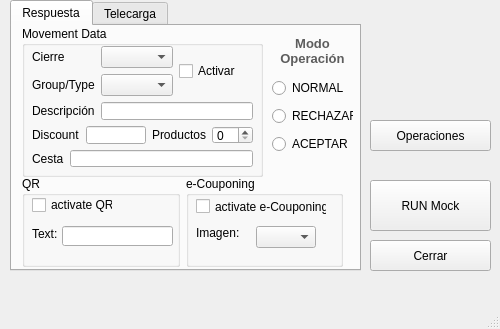
First picture: the form in MainWindow/MainWindow.ui, repository JuaBue/Mock_V2, before the edit.
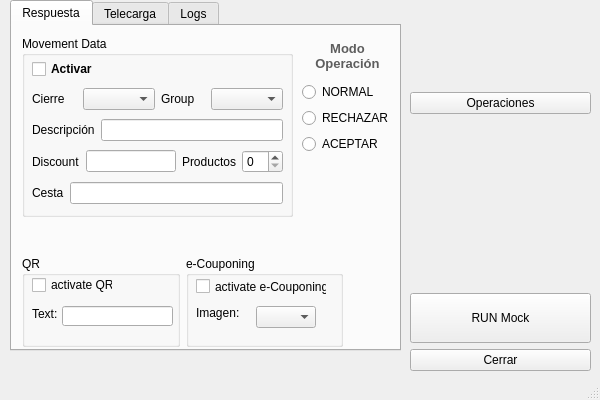
Second picture: the form after the edit. The open tabs and pages were chosen to show the change. Icons and pictures are not drawn.

Commit message: Diferent changes in the GUI and in the operational.

Patch:
```diff
--- a/MainWindow/MainWindow.ui
+++ b/MainWindow/MainWindow.ui
@@ -6,66 +6,21 @@
    <rect>
     <x>0</x>
     <y>0</y>
-    <width>500</width>
-    <height>329</height>
+    <width>600</width>
+    <height>400</height>
    </rect>
   </property>
   <property name="windowTitle">
    <string>Principal</string>
   </property>
   <widget class="QWidget" name="centralwidget">
-   <widget class="QPushButton" name="boton">
-    <property name="geometry">
-     <rect>
-      <x>370</x>
-      <y>180</y>
-      <width>121</width>
-      <height>51</height>
-     </rect>
-    </property>
-    <property name="text">
-     <string>RUN Mock</string>
-    </property>
-   </widget>
-   <widget class="QPushButton" name="cerrar">
-    <property name="geometry">
-     <rect>
-      <x>370</x>
-      <y>240</y>
-      <width>121</width>
-      <height>31</height>
-     </rect>
-    </property>
-    <property name="text">
-     <string>Cerrar</string>
-    </property>
-   </widget>
-   <widget class="QLabel" name="qled">
-    <property name="geometry">
-     <rect>
-      <x>410</x>
-      <y>70</y>
-      <width>31</width>
-      <height>31</height>
-     </rect>
-    </property>
-    <property name="text">
-     <string/>
-    </property>
-    <property name="pixmap">
-     <pixmap>../../../../../../../.designer/backup/icon/led-red-on.png</pixmap>
-    </property>
-    <property name="scaledContents">
-     <bool>true</bool>
-    </property>
-   </widget>
    <widget class="QTabWidget" name="tabWidget">
     <property name="geometry">
      <rect>
       <x>10</x>
       <y>0</y>
-      <width>351</width>
-      <height>271</height>
+      <width>391</width>
+      <height>351</height>
      </rect>
     </property>
     <property name="currentIndex">
@@ -75,153 +30,11 @@
      <attribute name="title">
       <string>Respuesta</string>
      </attribute>
-     <widget class="QGroupBox" name="groupBox_6">
-      <property name="geometry">
-       <rect>
-        <x>10</x>
-        <y>0</y>
-        <width>241</width>
-        <height>151</height>
-       </rect>
-      </property>
-      <property name="title">
-       <string>Movement Data</string>
-      </property>
-      <widget class="QWidget" name="">
-       <property name="geometry">
-        <rect>
-         <x>10</x>
-         <y>20</y>
-         <width>221</width>
-         <height>121</height>
-        </rect>
-       </property>
-       <layout class="QVBoxLayout" name="verticalLayout_4">
-        <item>
-         <layout class="QGridLayout" name="gridLayout_5">
-          <item row="0" column="0">
-           <layout class="QGridLayout" name="gridLayout_3">
-            <item row="0" column="0">
-             <widget class="QLabel" name="label_11">
-              <property name="text">
-               <string>Cierre</string>
-              </property>
-             </widget>
-            </item>
-            <item row="0" column="1">
-             <widget class="QComboBox" name="comboBox2"/>
-            </item>
-            <item row="1" column="0">
-             <widget class="QLabel" name="label_10">
-              <property name="text">
-               <string>Group/Type</string>
-              </property>
-             </widget>
-            </item>
-            <item row="1" column="1">
-             <widget class="QComboBox" name="comboBox"/>
-            </item>
-           </layout>
-          </item>
-          <item row="0" column="1">
-           <widget class="QCheckBox" name="movement">
-            <property name="text">
-             <string>Activar</string>
-            </property>
-           </widget>
-          </item>
-         </layout>
-        </item>
-        <item>
-         <layout class="QVBoxLayout" name="verticalLayout_3">
-          <item>
-           <layout class="QHBoxLayout" name="horizontalLayout_2">
-            <item>
-             <widget class="QLabel" name="label_12">
-              <property name="text">
-               <string>Descripción</string>
-              </property>
-             </widget>
-            </item>
-            <item>
-             <widget class="QLineEdit" name="lineEdit"/>
-            </item>
-           </layout>
-          </item>
-          <item>
-           <layout class="QHBoxLayout" name="horizontalLayout">
-            <item>
-             <widget class="QLabel" name="label_13">
-              <property name="text">
-               <string>Discount</string>
-              </property>
-             </widget>
-            </item>
-            <item>
-             <widget class="QLineEdit" name="discount"/>
-            </item>
-            <item>
-             <widget class="QLabel" name="label_15">
-              <property name="text">
-               <string>Productos</string>
-              </property>
-             </widget>
-            </item>
-            <item>
-             <widget class="QSpinBox" name="products"/>
-            </item>
-           </layout>
-          </item>
-          <item>
-           <layout class="QHBoxLayout" name="horizontalLayout_3">
-            <item>
-             <widget class="QLabel" name="label_14">
-              <property name="text">
-               <string>Cesta</string>
-              </property>
-             </widget>
-            </item>
-            <item>
-             <widget class="QLineEdit" name="cesta"/>
-            </item>
-           </layout>
-          </item>
-         </layout>
-        </item>
-       </layout>
-      </widget>
-     </widget>
-     <widget class="QLabel" name="label">
-      <property name="geometry">
-       <rect>
-        <x>260</x>
-        <y>10</y>
-        <width>81</width>
-        <height>31</height>
-       </rect>
-      </property>
-      <property name="font">
-       <font>
-        <pointsize>10</pointsize>
-        <weight>75</weight>
-        <bold>true</bold>
-       </font>
-      </property>
-      <property name="text">
-       <string>&lt;html&gt;&lt;head/&gt;&lt;body&gt;&lt;p&gt;&lt;span style=&quot; color:#5d5d5d;&quot;&gt;Modo Operación&lt;/span&gt;&lt;/p&gt;&lt;/body&gt;&lt;/html&gt;</string>
-      </property>
-      <property name="alignment">
-       <set>Qt::AlignCenter</set>
-      </property>
-      <property name="wordWrap">
-       <bool>true</bool>
-      </property>
-     </widget>
      <widget class="QWidget" name="layoutWidget">
       <property name="geometry">
        <rect>
         <x>10</x>
-        <y>150</y>
+        <y>230</y>
         <width>321</width>
         <height>91</height>
        </rect>
@@ -315,35 +128,196 @@
        </item>
       </layout>
      </widget>
-     <widget class="QWidget" name="layoutWidget">
+     <widget class="QWidget" name="verticalLayoutWidget_2">
       <property name="geometry">
        <rect>
-        <x>260</x>
-        <y>50</y>
-        <width>81</width>
-        <height>81</height>
+        <x>290</x>
+        <y>10</y>
+        <width>91</width>
+        <height>118</height>
        </rect>
       </property>
-      <layout class="QVBoxLayout" name="verticalLayout_2">
+      <layout class="QVBoxLayout" name="verticalLayout_5">
        <item>
-        <widget class="QRadioButton" name="radioN">
+        <widget class="QLabel" name="label">
+         <property name="font">
+          <font>
+           <pointsize>10</pointsize>
+           <weight>75</weight>
+           <bold>true</bold>
+          </font>
+         </property>
          <property name="text">
-          <string>NORMAL</string>
+          <string>&lt;html&gt;&lt;head/&gt;&lt;body&gt;&lt;p&gt;&lt;span style=&quot; color:#5d5d5d;&quot;&gt;Modo Operación&lt;/span&gt;&lt;/p&gt;&lt;/body&gt;&lt;/html&gt;</string>
          </property>
+         <property name="alignment">
+          <set>Qt::AlignCenter</set>
+         </property>
+         <property name="wordWrap">
+          <bool>true</bool>
+         </property>
         </widget>
        </item>
        <item>
-        <widget class="QRadioButton" name="radioE">
-         <property name="text">
-          <string>RECHAZAR</string>
-         </property>
-        </widget>
+        <layout class="QVBoxLayout" name="verticalLayout_2">
+         <item>
+          <widget class="QRadioButton" name="radioN">
+           <property name="text">
+            <string>NORMAL</string>
+           </property>
+          </widget>
+         </item>
+         <item>
+          <widget class="QRadioButton" name="radioE">
+           <property name="text">
+            <string>RECHAZAR</string>
+           </property>
+          </widget>
+         </item>
+         <item>
+          <widget class="QRadioButton" name="radioA">
+           <property name="text">
+            <string>ACEPTAR</string>
+           </property>
+          </widget>
+         </item>
+        </layout>
        </item>
+      </layout>
+     </widget>
+     <widget class="QWidget" name="horizontalLayoutWidget_4">
+      <property name="geometry">
+       <rect>
+        <x>10</x>
+        <y>10</y>
+        <width>271</width>
+        <height>181</height>
+       </rect>
+      </property>
+      <layout class="QHBoxLayout" name="horizontalLayout_8">
        <item>
-        <widget class="QRadioButton" name="radioA">
-         <property name="text">
-          <string>ACEPTAR</string>
+        <widget class="QGroupBox" name="groupBox_6">
+         <property name="title">
+          <string>Movement Data</string>
          </property>
+         <widget class="QWidget" name="layoutWidget">
+          <property name="geometry">
+           <rect>
+            <x>10</x>
+            <y>20</y>
+            <width>251</width>
+            <height>151</height>
+           </rect>
+          </property>
+          <layout class="QVBoxLayout" name="verticalLayout_3">
+           <item>
+            <layout class="QHBoxLayout" name="horizontalLayout_7">
+             <item>
+              <widget class="QCheckBox" name="movement">
+               <property name="font">
+                <font>
+                 <weight>75</weight>
+                 <bold>true</bold>
+                </font>
+               </property>
+               <property name="text">
+                <string>Activar</string>
+               </property>
+              </widget>
+             </item>
+             <item>
+              <spacer name="horizontalSpacer_5">
+               <property name="orientation">
+                <enum>Qt::Horizontal</enum>
+               </property>
+               <property name="sizeHint" stdset="0">
+                <size>
+                 <width>40</width>
+                 <height>20</height>
+                </size>
+               </property>
+              </spacer>
+             </item>
+            </layout>
+           </item>
+           <item>
+            <layout class="QHBoxLayout" name="horizontalLayout_4">
+             <item>
+              <widget class="QLabel" name="label_11">
+               <property name="text">
+                <string>Cierre</string>
+               </property>
+              </widget>
+             </item>
+             <item>
+              <widget class="QComboBox" name="comboBox2"/>
+             </item>
+             <item>
+              <widget class="QLabel" name="label_10">
+               <property name="text">
+                <string>Group</string>
+               </property>
+              </widget>
+             </item>
+             <item>
+              <widget class="QComboBox" name="comboBox"/>
+             </item>
+            </layout>
+           </item>
+           <item>
+            <layout class="QHBoxLayout" name="horizontalLayout_2">
+             <item>
+              <widget class="QLabel" name="label_12">
+               <property name="text">
+                <string>Descripción</string>
+               </property>
+              </widget>
+             </item>
+             <item>
+              <widget class="QLineEdit" name="lineEdit"/>
+             </item>
+            </layout>
+           </item>
+           <item>
+            <layout class="QHBoxLayout" name="horizontalLayout">
+             <item>
+              <widget class="QLabel" name="label_13">
+               <property name="text">
+                <string>Discount</string>
+               </property>
+              </widget>
+             </item>
+             <item>
+              <widget class="QLineEdit" name="discount"/>
+             </item>
+             <item>
+              <widget class="QLabel" name="label_15">
+               <property name="text">
+                <string>Productos</string>
+               </property>
+              </widget>
+             </item>
+             <item>
+              <widget class="QSpinBox" name="products"/>
+             </item>
+            </layout>
+           </item>
+           <item>
+            <layout class="QHBoxLayout" name="horizontalLayout_3">
+             <item>
+              <widget class="QLabel" name="label_14">
+               <property name="text">
+                <string>Cesta</string>
+               </property>
+              </widget>
+             </item>
+             <item>
+              <widget class="QLineEdit" name="cesta"/>
+             </item>
+            </layout>
+           </item>
+          </layout>
+         </widget>
         </widget>
        </item>
       </layout>
@@ -537,44 +511,27 @@
       </property>
      </widget>
     </widget>
-   </widget>
-   <widget class="QLabel" name="logo">
-    <property name="geometry">
-     <rect>
-      <x>370</x>
-      <y>20</y>
-      <width>121</width>
-      <height>41</height>
-     </rect>
-    </property>
-    <property name="text">
-     <string/>
-    </property>
-    <property name="pixmap">
-     <pixmap>icon/logo_wordline.png</pixmap>
-    </property>
-    <property name="scaledContents">
-     <bool>true</bool>
-    </property>
-   </widget>
-   <widget class="QPushButton" name="ver_op">
-    <property name="geometry">
-     <rect>
-      <x>370</x>
-      <y>120</y>
-      <width>121</width>
-      <height>31</height>
-     </rect>
-    </property>
-    <property name="text">
-     <string>Operaciones</string>
-    </property>
+    <widget class="QWidget" name="tab_3">
+     <attribute name="title">
+      <string>Logs</string>
+     </attribute>
+     <widget class="QPlainTextEdit" name="logtext">
+      <property name="geometry">
+       <rect>
+        <x>10</x>
+        <y>10</y>
+        <width>361</width>
+        <height>301</height>
+       </rect>
+      </property>
+     </widget>
+    </widget>
    </widget>
    <widget class="QLabel" name="infoip">
     <property name="geometry">
      <rect>
       <x>10</x>
-      <y>270</y>
+      <y>360</y>
       <width>481</width>
       <height>16</height>
      </rect>
@@ -589,6 +546,156 @@
      <string/>
     </property>
    </widget>
+   <widget class="QWidget" name="verticalLayoutWidget">
+    <property name="geometry">
+     <rect>
+      <x>410</x>
+      <y>10</y>
+      <width>181</width>
+      <height>361</height>
+     </rect>
+    </property>
+    <layout class="QVBoxLayout" name="verticalLayout_4">
+     <item>
+      <layout class="QHBoxLayout" name="horizontalLayout_6">
+       <item>
+        <spacer name="horizontalSpacer_4">
+         <property name="orientation">
+          <enum>Qt::Horizontal</enum>
+         </property>
+         <property name="sizeHint" stdset="0">
+          <size>
+           <width>40</width>
+           <height>20</height>
+          </size>
+         </property>
+        </spacer>
+       </item>
+       <item>
+        <widget class="QLabel" name="logo">
+         <property name="text">
+          <string/>
+         </property>
+         <property name="pixmap">
+          <pixmap>icon/logo_wordline.png</pixmap>
+         </property>
+         <property name="scaledContents">
+          <bool>true</bool>
+         </property>
+        </widget>
+       </item>
+       <item>
+        <spacer name="horizontalSpacer_3">
+         <property name="orientation">
+          <enum>Qt::Horizontal</enum>
+         </property>
+         <property name="sizeHint" stdset="0">
+          <size>
+           <width>40</width>
+           <height>20</height>
+          </size>
+         </property>
+        </spacer>
+       </item>
+      </layout>
+     </item>
+     <item>
+      <layout class="QHBoxLayout" name="horizontalLayout_5">
+       <item>
+        <spacer name="horizontalSpacer">
+         <property name="orientation">
+          <enum>Qt::Horizontal</enum>
+         </property>
+         <property name="sizeHint" stdset="0">
+          <size>
+           <width>40</width>
+           <height>20</height>
+          </size>
+         </property>
+        </spacer>
+       </item>
+       <item>
+        <widget class="QLabel" name="qled">
+         <property name="minimumSize">
+          <size>
+           <width>50</width>
+           <height>50</height>
+          </size>
+         </property>
+         <property name="maximumSize">
+          <size>
+           <width>50</width>
+           <height>50</height>
+          </size>
+         </property>
+         <property name="text">
+          <string/>
+         </property>
+         <property name="pixmap">
+          <pixmap>../../../../../../../.designer/backup/icon/led-red-on.png</pixmap>
+         </property>
+         <property name="scaledContents">
+          <bool>true</bool>
+         </property>
+        </widget>
+       </item>
+       <item>
+        <spacer name="horizontalSpacer_2">
+         <property name="orientation">
+          <enum>Qt::Horizontal</enum>
+         </property>
+         <property name="sizeHint" stdset="0">
+          <size>
+           <width>40</width>
+           <height>20</height>
+          </size>
+         </property>
+        </spacer>
+       </item>
+      </layout>
+     </item>
+     <item>
+      <widget class="QPushButton" name="ver_op">
+       <property name="text">
+        <string>Operaciones</string>
+       </property>
+      </widget>
+     </item>
+     <item>
+      <spacer name="verticalSpacer">
+       <property name="orientation">
+        <enum>Qt::Vertical</enum>
+       </property>
+       <property name="sizeHint" stdset="0">
+        <size>
+         <width>20</width>
+         <height>40</height>
+        </size>
+       </property>
+      </spacer>
+     </item>
+     <item>
+      <widget class="QPushButton" name="boton">
+       <property name="minimumSize">
+        <size>
+         <width>0</width>
+         <height>50</height>
+        </size>
+       </property>
+       <property name="text">
+        <string>RUN Mock</string>
+       </property>
+      </widget>
+     </item>
+     <item>
+      <widget class="QPushButton" name="cerrar">
+       <property name="text">
+        <string>Cerrar</string>
+       </property>
+      </widget>
+     </item>
+    </layout>
+   </widget>
   </widget>
   <widget class="QMenuBar" name="menubar">
    <property name="geometry">
```
Left out of the diff: 149 changed lines with no effect on the pictures. The commit also changes 3 other files.
